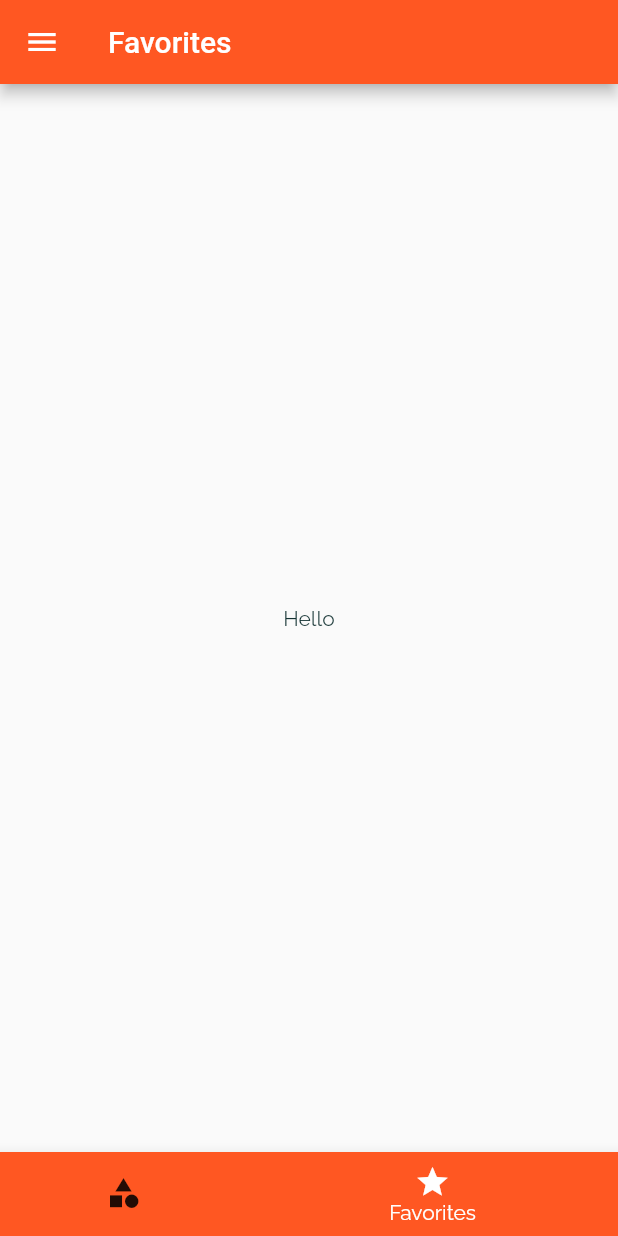
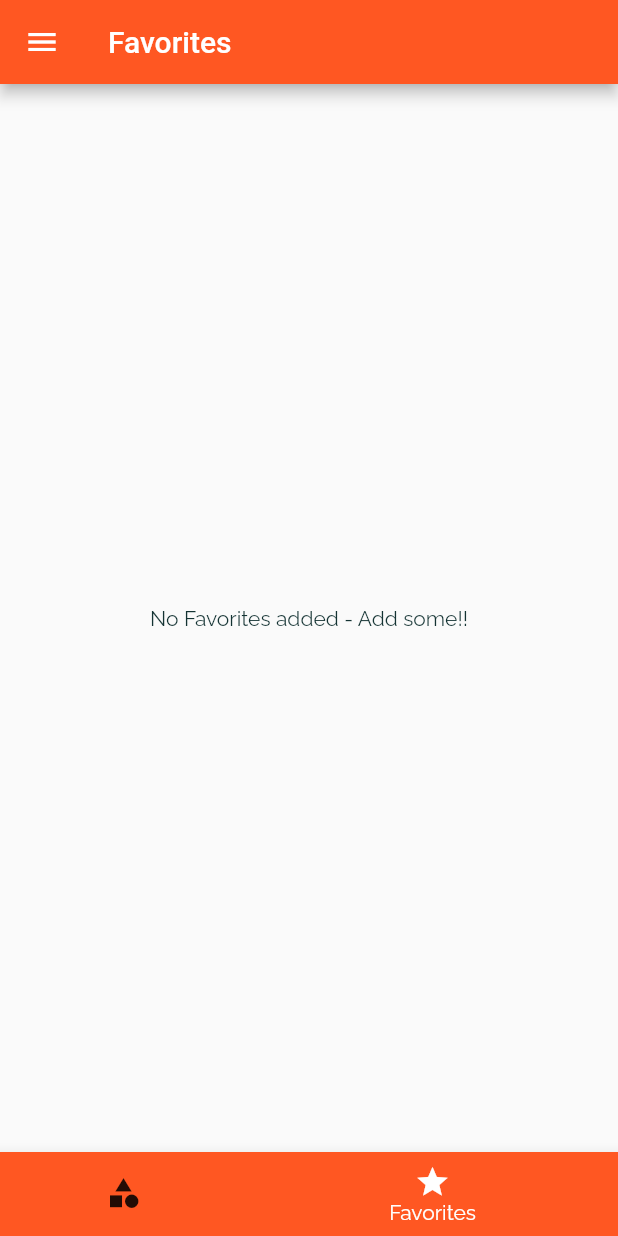
Before and after one commit to Regis-Ntwari/recipes, a Flutter app: the screen it shows after launch, item 2 of the bottom bar chosen, on a phone screen of 412 x 824 dp. Run offline on Flutter 3.47's test engine with Material 2 defaults, Android fonts, the phone set to English and light mode, and no system bars.

Commit message:
add favorites button and screen

```diff
--- a/lib/main.dart
+++ b/lib/main.dart
@@ -1,5 +1,8 @@
 import 'package:flutter/material.dart';
+
 import './data/dummy_data.dart';
+
+import './models/Recipe.dart';
 
 import './screens/filter_screen.dart';
 import './screens/tabs_screen.dart';
@@ -26,6 +29,7 @@ class _MyAppState extends State<MyApp> {
   };
 
   var availableMeals = DUMMY_MEALS;
+  List<Recipe> favoriteMeals = [];
 
   void setFilters(Map<String, bool> newFilters) {
     setState(() {
@@ -49,6 +53,24 @@ class _MyAppState extends State<MyApp> {
     });
   }
 
+  void toggleFavorite(String mealId) {
+    var index = favoriteMeals.indexWhere((meal) => meal.id == mealId);
+
+    if (index >= 0) {
+      setState(() {
+        favoriteMeals.removeAt(index);
+      });
+    } else {
+      setState(() {
+        favoriteMeals.add(DUMMY_MEALS.firstWhere((meal) => meal.id == mealId));
+      });
+    }
+  }
+
+  bool isFavorite(String mealId) {
+    return favoriteMeals.any((meal) => meal.id == mealId);
+  }
+
   // This widget is the root of your application.
   @override
   Widget build(BuildContext context) {
@@ -66,15 +88,16 @@ class _MyAppState extends State<MyApp> {
                   fontFamily: 'RobotoCondensed',
                   fontWeight: FontWeight.bold))),
       initialRoute: '/',
-      home: const TabsScreen(),
+      home: TabsScreen(favoriteMeals),
       routes: {
         CategoryMeals.routeName: (context) => CategoryMeals(availableMeals),
-        MealDetail.routeName: (context) => const MealDetail(),
+        MealDetail.routeName: (context) =>
+            MealDetail(toggleFavorite, isFavorite),
         FilterScreen.routeName: (context) => FilterScreen(filters, setFilters),
       },
       onUnknownRoute: (settings) {
         return MaterialPageRoute(
-          builder: (_) => const TabsScreen(),
+          builder: (_) => TabsScreen(favoriteMeals),
         );
       },
     );
--- a/lib/screens/category_meals_screen.dart
+++ b/lib/screens/category_meals_screen.dart
@@ -57,8 +57,7 @@ class _CategoryMealsState extends State<CategoryMeals> {
                 imageUrl: categoryMeals[index].imageUrl,
                 duration: categoryMeals[index].duration,
                 complexity: categoryMeals[index].complexity,
-                affordability: categoryMeals[index].affordability,
-                removeItem: _removeItem);
+                affordability: categoryMeals[index].affordability);
           },
           itemCount: categoryMeals.length,
         ),
--- a/lib/screens/favorites_screen.dart
+++ b/lib/screens/favorites_screen.dart
@@ -1,12 +1,31 @@
 import 'package:flutter/material.dart';
 
+import '../models/Recipe.dart';
+import '../widgets/meal_item.dart';
+
 class FavoriteScreen extends StatelessWidget {
-  const FavoriteScreen({super.key});
+  final List<Recipe> favoriteMeals;
+  const FavoriteScreen(this.favoriteMeals);
 
   @override
   Widget build(BuildContext context) {
-    return const Center(
-      child: Text("Hello"),
-    );
+    if (favoriteMeals.isEmpty) {
+      return const Center(
+        child: Text("No Favorites added - Add some!!"),
+      );
+    } else {
+      return ListView.builder(
+        itemBuilder: (ctx, index) {
+          return MealItem(
+              id: favoriteMeals[index].id,
+              title: favoriteMeals[index].title,
+              imageUrl: favoriteMeals[index].imageUrl,
+              duration: favoriteMeals[index].duration,
+              complexity: favoriteMeals[index].complexity,
+              affordability: favoriteMeals[index].affordability);
+        },
+        itemCount: favoriteMeals.length,
+      );
+    }
   }
 }
--- a/lib/screens/tabs_screen.dart
+++ b/lib/screens/tabs_screen.dart
@@ -3,20 +3,33 @@ import 'package:flutter/material.dart';
 import './categories_screen.dart';
 import './favorites_screen.dart';
 
+import '../models/Recipe.dart';
 import '../widgets/drawer_side.dart';
 
 class TabsScreen extends StatefulWidget {
-  const TabsScreen({super.key});
+  final List<Recipe> favoriteMeals;
+
+  const TabsScreen(this.favoriteMeals);
 
   @override
   State<TabsScreen> createState() => _TabsScreenState();
 }
 
 class _TabsScreenState extends State<TabsScreen> {
-  final List<Map<String, Widget>> _screens = [
-    {'page': CategoriesScreen(), 'title': Text('Categories')},
-    {'page': FavoriteScreen(), 'title': Text('Favorites')}
-  ];
+  late List<Map<String, Widget>> _screens;
+
+  @override
+  void initState() {
+    // TODO: implement initState
+    _screens = [
+      {'page': const CategoriesScreen(), 'title': const Text('Categories')},
+      {
+        'page': FavoriteScreen(widget.favoriteMeals),
+        'title': const Text('Favorites')
+      }
+    ];
+    super.initState();
+  }
 
   int _selectedPageIndex = 0;
 
--- a/lib/widgets/drawer_side.dart
+++ b/lib/widgets/drawer_side.dart
@@ -32,7 +32,7 @@ class DrawerSide extends StatelessWidget {
         const SizedBox(
           height: 20,
         ),
-        buildListTile('Meals', Icons.fork_left, () {
+        buildListTile('Categories', Icons.fork_left, () {
           Navigator.of(context).pushReplacementNamed("/");
         }),
         buildListTile('Filters', Icons.settings, () {
--- a/lib/widgets/meal_item.dart
+++ b/lib/widgets/meal_item.dart
@@ -9,7 +9,6 @@ class MealItem extends StatelessWidget {
   final int duration;
   final Complexity complexity;
   final Affordability affordability;
-  final Function removeItem;
 
   const MealItem(
       {super.key,
@@ -18,14 +17,13 @@ class MealItem extends StatelessWidget {
       required this.imageUrl,
       required this.duration,
       required this.complexity,
-      required this.affordability,
-      required this.removeItem});
+      required this.affordability});
 
   void selectMeal(BuildContext ctx) {
     Navigator.of(ctx).pushNamed(MealDetail.routeName,
         arguments: {'id': id, 'title': title}).then((value) {
       if (value != null) {
-        this.removeItem(value);
+        // this.removeItem(value);
       }
     });
   }
```
Also changed, not shown: lib/screens/meal_detail_screen.dart (+9 -5 lines).
